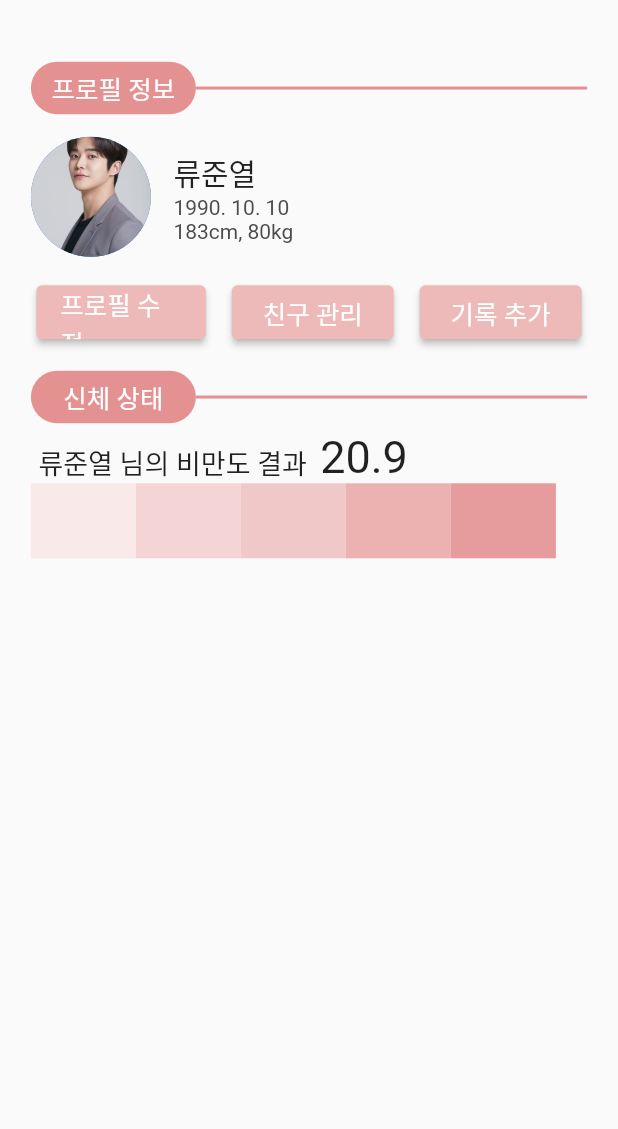
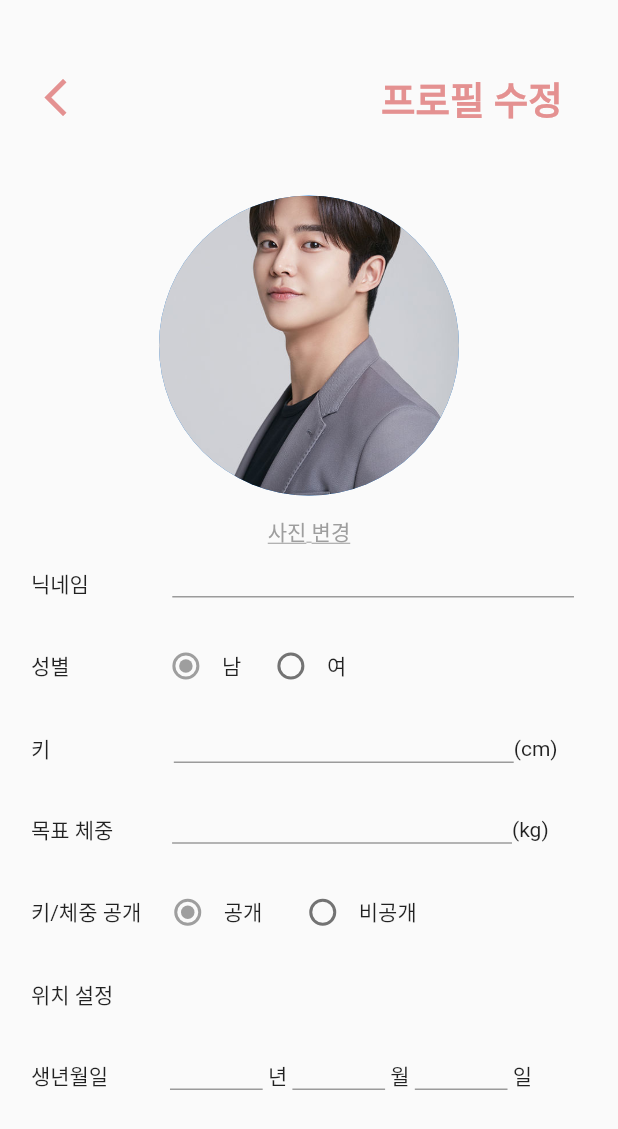
Before and after one commit to ParkSangbeomm/LetsExercise, a Flutter app: the MyPage screen opened by its route, after a tap on "프로필 수정", on a phone screen of 412 x 824 dp. Shown: the top 1129 px of the screen. Run offline on Flutter 3.47's test engine with Material 2 defaults, Android fonts, the phone set to English and light mode, and no system bars; our stand-ins replace google_maps_flutter.

Commit message:
editprofile.dart added 2021/11/12

```diff
--- /dev/null
+++ b/organization_chat_app/lib/editprofile.dart
@@ -0,0 +1,278 @@
+import 'package:flutter/material.dart';
+
+class EditProfilePage extends StatefulWidget {
+  const EditProfilePage({Key? key}) : super(key: key);
+
+  @override
+  State<EditProfilePage> createState() => _EditProfilePageState();
+}
+
+enum SingingCharacter { man, woman }
+enum SingingCharacter2 { open, notopen }
+
+class _EditProfilePageState extends State<EditProfilePage> {
+  final nicknameController = TextEditingController();
+  final heightController = TextEditingController();
+  final weightController = TextEditingController();
+  final yearController = TextEditingController();
+  final monthController = TextEditingController();
+  final dayController = TextEditingController();
+  SingingCharacter? _character = SingingCharacter.man;
+  SingingCharacter2? _character2 = SingingCharacter2.open;
+
+  @override
+  Widget build(BuildContext context) {
+    return Scaffold(
+      body: ListView(
+          children: <Widget>[Column(
+            children: [
+              Padding(
+                padding: EdgeInsets.fromLTRB(
+                    MediaQuery.of(context).size.width * 0.05,
+                    MediaQuery.of(context).size.height * 0.05,
+                    MediaQuery.of(context).size.width * 0.05,
+                    0.0),
+                child: Row(
+                  children: <Widget>[
+                    IconButton(
+                      splashColor: Colors.transparent,
+                      highlightColor: Colors.transparent,
+                      icon: const Icon(
+                        Icons.arrow_back_ios,
+                        color: const Color(0xffe49191),
+                        size: 30,
+                      ),
+                      onPressed: () {
+                        Navigator.pop(context);
+                      },
+                    ),
+                    SizedBox(width: MediaQuery.of(context).size.width * 0.45),
+                    const Text("프로필 수정", textAlign: TextAlign.right, style: TextStyle(color: Color(0xffe49191), fontSize: 25, fontWeight: FontWeight.bold)),
+                  ],
+                ),
+              ),
+              Padding(
+                padding: EdgeInsets.fromLTRB(
+                    MediaQuery.of(context).size.width * 0.05,
+                    MediaQuery.of(context).size.height * 0.05,
+                    MediaQuery.of(context).size.width * 0.05,
+                    0.0),
+                child: SafeArea(
+                  child: Column(
+                    children: <Widget>[
+                      const CircleAvatar(
+                        radius: 100,
+                        backgroundImage: AssetImage('img/profile.jpeg'),
+                      ),
+                      TextButton(
+                        child: const Text("사진 변경", style: TextStyle(color: Colors.grey, decoration: TextDecoration.underline,)),
+                        onPressed: () {  },
+                      ),
+                      Row(
+                        children: <Widget>[
+                          //SizedBox(width: MediaQuery.of(context).size.width * 0.05),
+                          const Text("닉네임"),
+                          SizedBox(width: MediaQuery.of(context).size.width * 0.135),
+                          SizedBox(
+                            width: MediaQuery.of(context).size.width * 0.65,
+                            child: TextField(
+                              controller: nicknameController,
+                              decoration: const InputDecoration(
+                                contentPadding: EdgeInsets.all(0.0),
+                                isDense: true,
+                              ),
+                            ),
+                          ),
+                        ],
+                      ),
+                      SizedBox(height: MediaQuery.of(context).size.width * 0.05,),
+                      Row(mainAxisAlignment: MainAxisAlignment.start, children: [
+                        //SizedBox(width: MediaQuery.of(context).size.width * 0.06),
+                        const Text("성별"),
+                        SizedBox(width: MediaQuery.of(context).size.width * 0.13),
+                        SizedBox(
+                          width: 140,
+                          child: Row(
+                              children: [
+                                Expanded(
+                                  child: Row(
+                                    children: [
+                                      Radio<SingingCharacter>(
+                                        activeColor: Colors.grey,
+                                        value: SingingCharacter.man,
+                                        groupValue: _character,
+                                        onChanged: (SingingCharacter? value) {
+                                          setState(() {
+                                            _character = value;
+                                          });
+                                        },
+                                      ),
+                                      const Expanded(child: Text('남')),
+                                    ],
+                                  ),
+                                  flex: 1,
+                                ),
+                                Expanded(
+                                  child: Row(
+                                    children: [
+                                      Radio<SingingCharacter>(
+                                        activeColor: Colors.grey,
+                                        value: SingingCharacter.woman,
+                                        groupValue: _character,
+                                        onChanged: (SingingCharacter? value) {
+                                          setState(() {
+                                            _character = value;
+                                          });
+                                        },
+                                      ),
+                                      const Expanded(child: Text('여'))
+                                    ],
+                                  ),
+                                  flex: 1,
+                                ),
+                              ]),
+                        ),
+                      ]),
+                      SizedBox(height: MediaQuery.of(context).size.width * 0.05,),
+                      Row(
+                        children: <Widget>[
+                          //SizedBox(width: MediaQuery.of(context).size.width * 0.07),
+                          const Text("키"),
+                          SizedBox(width: MediaQuery.of(context).size.width * 0.2),
+                          SizedBox(
+                            width: MediaQuery.of(context).size.width * 0.55,
+                            child: TextField(
+                              controller: heightController,
+                              decoration: const InputDecoration(
+                                contentPadding: EdgeInsets.all(0.0),
+                                isDense: true,
+                              ),
+                            ),
+                          ),
+                          const Text("(cm)"),
+                        ],
+                      ),
+                      SizedBox(height: MediaQuery.of(context).size.width * 0.08,),
+                      Row(
+                        children: <Widget>[
+                          //SizedBox(width: MediaQuery.of(context).size.width * 0.03),
+                          const Text("목표 체중"),
+                          SizedBox(width: MediaQuery.of(context).size.width * 0.095),
+                          SizedBox(
+                            width: MediaQuery.of(context).size.width * 0.55,
+                            child: TextField(
+                              controller: weightController,
+                              decoration: const InputDecoration(
+                                contentPadding: EdgeInsets.all(0.0),
+                                isDense: true,
+                              ),
+                            ),
+                          ),
+                          const Text("(kg)"),
+                        ],
+                      ),
+                      SizedBox(height: MediaQuery.of(context).size.width * 0.05,),
+                      Row(mainAxisAlignment: MainAxisAlignment.start, children: [
+                        //SizedBox(width: MediaQuery.of(context).size.width * 0.0),
+                        const Text("키/체중 공개  "),
+                        SizedBox(
+                          width: 180,
+                          child: Row(children: [
+                            Expanded(
+                              child: Row(
+                                children: [
+                                  Radio<SingingCharacter2>(
+                                    activeColor: Colors.grey,
+                                    value: SingingCharacter2.open,
+                                    groupValue: _character2,
+                                    onChanged: (SingingCharacter2? value) {
+                                      setState(() {
+                                        _character2 = value;
+                                      });
+                                    },
+                                  ),
+                                  const Expanded(child: Text('공개')),
+                                ],
+                              ),
+                              flex: 1,
+                            ),
+                            Expanded(
+                              child: Row(
+                                children: [
+                                  Radio<SingingCharacter2>(
+                                    activeColor: Colors.grey,
+                                    value: SingingCharacter2.notopen,
+                                    groupValue: _character2,
+                                    onChanged: (SingingCharacter2? value) {
+                                      setState(() {
+                                        _character2 = value;
+                                      });
+                                    },
+                                  ),
+                                  const Expanded(child: Text('비공개'))
+                                ],
+                              ),
+                              flex: 1,
+                            ),
+                          ]),
+                        ),
+                      ]),
+                      SizedBox(height: MediaQuery.of(context).size.width * 0.05,),
+                      Row(
+                        children: const <Widget>[
+                          //SizedBox(width: MediaQuery.of(context).size.width * 0.03),
+                          Text("위치 설정  "),
+                        ],
+                      ),
+                      SizedBox(height: MediaQuery.of(context).size.width * 0.08,),
+                      Row(
+                        children: <Widget>[
+                          //SizedBox(width: MediaQuery.of(context).size.width * 0.03),
+                          const Text("생년월일"),
+                          SizedBox(width: MediaQuery.of(context).size.width * 0.1),
+                          SizedBox(
+                            width: MediaQuery.of(context).size.width * 0.15,
+                            child: TextField(
+                              controller: yearController,
+                              decoration: const InputDecoration(
+                                contentPadding: EdgeInsets.all(0.0),
+                                isDense: true,
+                              ),
+                            ),
+                          ),
+                          const Text(" 년 "),
+                          SizedBox(
+                            width: MediaQuery.of(context).size.width * 0.15,
+                            child: TextField(
+                              controller: monthController,
+                              decoration: const InputDecoration(
+                                contentPadding: EdgeInsets.all(0.0),
+                                isDense: true,
+                              ),
+                            ),
+                          ),
+                          const Text(" 월 "),
+                          SizedBox(
+                            width: MediaQuery.of(context).size.width * 0.15,
+                            child: TextField(
+                              controller: dayController,
+                              decoration: const InputDecoration(
+                                contentPadding: EdgeInsets.all(0.0),
+                                isDense: true,
+                              ),
+                            ),
+                          ),
+                          const Text(" 일"),
+                        ],
+                      ),
+                      SizedBox(height: MediaQuery.of(context).size.width * 0.1),
+                    ],
+                  ),
+                ),
+              ),
+            ],
+          ),
+          ]),
+    );
+  }
+}
--- a/organization_chat_app/lib/mypage.dart
+++ b/organization_chat_app/lib/mypage.dart
@@ -1,5 +1,7 @@
 import 'package:flutter/cupertino.dart';
 import 'package:flutter/material.dart';
+
+import 'editprofile.dart';
 
 class MyPage extends StatefulWidget {
   @override
@@ -45,17 +47,18 @@ class _MyPageState extends State<MyPage> {
                 children: [
                     ElevatedButton(
                       onPressed: () {
-
+                        Navigator.push(
+                          context,
+                          MaterialPageRoute(builder: (context) => const EditProfilePage()),
+                        );
                       },
                         child: const Text("프로필 수정"),
-
                         // borderRadius: BorderRadius.circular(50),
                         style: ElevatedButton.styleFrom(
-                          fixedSize: const Size(113, 36),
+                          fixedSize: const Size(115, 36),
                           primary: const Color(0xffedb9b9),
                           textStyle: const TextStyle(fontSize: 17, color: Colors.white),
                         ),                        // textStyle: TextStyle(fontSize: 17, color: Colors.white),
-
                     ),
                   const SizedBox(width:10),
 
```
